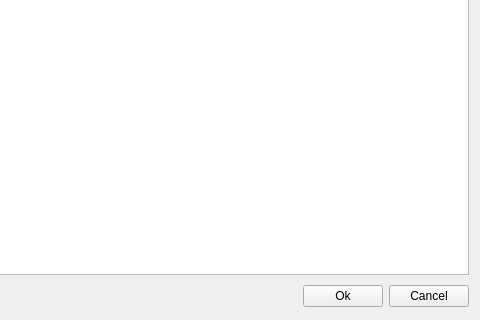
Above: urlchoosedialog.ui from kravchenko-aleksei/Browser before the change; both pictures show x 272 to 752 and y 86 to 406 of the 752 by 406 pixel window. Below: the same form after it.
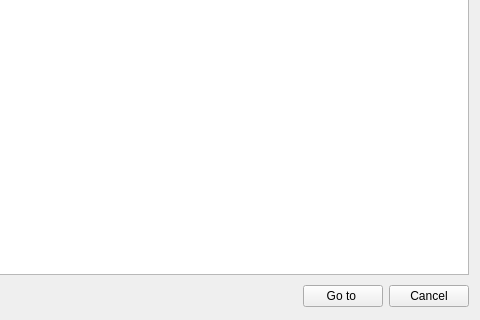
That is the form after the change.

Patch:
```diff
--- a/urlchoosedialog.ui
+++ b/urlchoosedialog.ui
@@ -63,7 +63,7 @@
     <item>
      <widget class="QPushButton" name="okButton">
       <property name="text">
-       <string>Ok</string>
+       <string>Go to </string>
       </property>
      </widget>
     </item>
```
